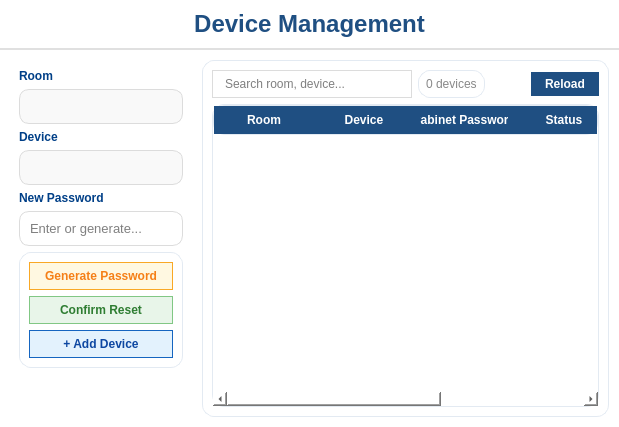
The window that ui/DeviceManagement.ui (maihuybao/SmartLockUEL) describes before a commit, drawn with Qt 5.
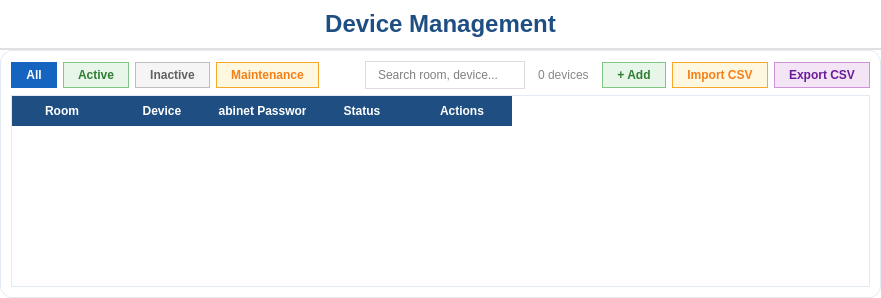
The same window after the commit.

Commit message: Revamp booking & device UIs, CSV import, assets

```diff
--- a/ui/DeviceManagement.ui
+++ b/ui/DeviceManagement.ui
@@ -21,101 +21,61 @@
     </widget>
    </item>
    <item>
-    <layout class="QHBoxLayout" name="contentLayout">
-     <property name="spacing"><number>10</number></property>
+    <widget class="QFrame" name="tablePanel">
+     <property name="styleSheet">
+      <string notr="true">QFrame#tablePanel { background-color: white; border-radius: 12px; border: 1px solid #E3EAF2; }</string>
+     </property>
+     <layout class="QVBoxLayout" name="tableLayout">
      <property name="leftMargin"><number>10</number></property>
      <property name="topMargin"><number>10</number></property>
      <property name="rightMargin"><number>10</number></property>
      <property name="bottomMargin"><number>10</number></property>
      <item>
-      <widget class="QWidget" name="formPanel" native="true">
-       <property name="maximumSize"><size><width>280</width><height>16777215</height></size></property>
-       <layout class="QVBoxLayout" name="formLayout">
+       <layout class="QHBoxLayout" name="filterLayout">
         <property name="spacing"><number>6</number></property>
         <item>
-         <widget class="QLabel" name="lblRoom">
-          <property name="styleSheet"><string notr="true">color: #003F87; font-weight: 600;</string></property>
-          <property name="text"><string>Room</string></property>
+         <widget class="QPushButton" name="pushButtonAll">
+          <property name="styleSheet"><string notr="true">QPushButton { background-color: #E3F2FD; border: 1px solid #1565C0; border-radius: 15px; padding: 5px 14px; color: #0D47A1; font-weight: 500; font-size: 12px; } QPushButton:checked { background-color: #1565C0; color: white; } QPushButton:hover { background-color: #1E88E5; color: white; }</string></property>
+          <property name="text"><string>All</string></property>
+          <property name="checkable"><bool>true</bool></property>
+          <property name="checked"><bool>true</bool></property>
+          <property name="autoExclusive"><bool>true</bool></property>
          </widget>
         </item>
         <item>
-         <widget class="QLineEdit" name="lineEditRoom">
-          <property name="readOnly"><bool>true</bool></property>
-          <property name="styleSheet"><string notr="true">QLineEdit { border: 1px solid #dcdcdc; border-radius: 10px; padding: 8px; font-size: 13px; color: black; background: #f9f9f9; }</string></property>
+         <widget class="QPushButton" name="pushButtonActive">
+          <property name="styleSheet"><string notr="true">QPushButton { background-color: #E8F5E9; border: 1px solid #81C784; border-radius: 15px; padding: 5px 14px; color: #2E7D32; font-weight: 500; font-size: 12px; } QPushButton:checked { background-color: #4CAF50; color: white; } QPushButton:hover { background-color: #4CAF50; color: white; }</string></property>
+          <property name="text"><string>Active</string></property>
+          <property name="checkable"><bool>true</bool></property>
+          <property name="autoExclusive"><bool>true</bool></property>
          </widget>
         </item>
         <item>
-         <widget class="QLabel" name="lblDevice">
-          <property name="styleSheet"><string notr="true">color: #003F87; font-weight: 600;</string></property>
-          <property name="text"><string>Device</string></property>
+         <widget class="QPushButton" name="pushButtonInactive">
+          <property name="styleSheet"><string notr="true">QPushButton { background-color: #F5F5F5; border: 1px solid #BDBDBD; border-radius: 15px; padding: 5px 14px; color: #616161; font-weight: 500; font-size: 12px; } QPushButton:checked { background-color: #757575; color: white; } QPushButton:hover { background-color: #9E9E9E; color: white; }</string></property>
+          <property name="text"><string>Inactive</string></property>
+          <property name="checkable"><bool>true</bool></property>
+          <property name="autoExclusive"><bool>true</bool></property>
          </widget>
         </item>
         <item>
-         <widget class="QLineEdit" name="lineEditDevice">
-          <property name="readOnly"><bool>true</bool></property>
-          <property name="styleSheet"><string notr="true">QLineEdit { border: 1px solid #dcdcdc; border-radius: 10px; padding: 8px; font-size: 13px; color: black; background: #f9f9f9; }</string></property>
+         <widget class="QPushButton" name="pushButtonMaintenance">
+          <property name="styleSheet"><string notr="true">QPushButton { background-color: #FFF8E1; border: 1px solid #F9A825; border-radius: 15px; padding: 5px 14px; color: #F57F17; font-weight: 500; font-size: 12px; } QPushButton:checked { background-color: #F9A825; color: white; } QPushButton:hover { background-color: #FBC02D; color: white; }</string></property>
+          <property name="text"><string>Maintenance</string></property>
+          <property name="checkable"><bool>true</bool></property>
+          <property name="autoExclusive"><bool>true</bool></property>
          </widget>
         </item>
         <item>
-         <widget class="QLabel" name="lblNewPw">
-          <property name="styleSheet"><string notr="true">color: #003F87; font-weight: 600;</string></property>
-          <property name="text"><string>New Password</string></property>
-         </widget>
-        </item>
-        <item>
-         <widget class="QLineEdit" name="lineEditNewPassword">
-          <property name="styleSheet"><string notr="true">QLineEdit { border: 1px solid #dcdcdc; border-radius: 10px; padding: 8px; font-size: 13px; color: black; } QLineEdit:focus { border: 1px solid #1f4f82; }</string></property>
-          <property name="placeholderText"><string>Enter or generate...</string></property>
-         </widget>
-        </item>
-        <item>
-         <widget class="QFrame" name="btnFrame">
-          <property name="styleSheet"><string notr="true">border-radius: 12px; border: 1px solid #E3EAF2;</string></property>
-          <layout class="QVBoxLayout" name="btnLayout">
-           <property name="spacing"><number>6</number></property>
-           <item>
-            <widget class="QPushButton" name="pushButtonGenerate">
-             <property name="cursor"><cursorShape>PointingHandCursor</cursorShape></property>
-             <property name="styleSheet"><string notr="true">QPushButton { background-color: #FFF8E1; border: 1px solid #F9A825; border-radius: 15px; padding: 6px 15px; color: #F57F17; font-weight: 500; } QPushButton:hover { background-color: #FBC02D; color: white; }</string></property>
-             <property name="text"><string>Generate Password</string></property>
-            </widget>
-           </item>
-           <item>
-            <widget class="QPushButton" name="pushButtonConfirm">
-             <property name="cursor"><cursorShape>PointingHandCursor</cursorShape></property>
-             <property name="styleSheet"><string notr="true">QPushButton { background-color: #E8F5E9; border: 1px solid #81C784; border-radius: 15px; padding: 6px 15px; color: #2E7D32; font-weight: 500; } QPushButton:hover { background-color: #4CAF50; color: white; }</string></property>
-             <property name="text"><string>Confirm Reset</string></property>
-            </widget>
-           </item>
-           <item>
-            <widget class="QPushButton" name="pushButtonAdd">
-             <property name="cursor"><cursorShape>PointingHandCursor</cursorShape></property>
-             <property name="styleSheet"><string notr="true">QPushButton { background-color: #E3F2FD; border: 1px solid #1565C0; border-radius: 15px; padding: 6px 15px; color: #0D47A1; font-weight: 500; } QPushButton:hover { background-color: #1E88E5; color: white; }</string></property>
-             <property name="text"><string>+ Add Device</string></property>
-            </widget>
-           </item>
-          </layout>
-         </widget>
-        </item>
-        <item>
-         <spacer name="verticalSpacer">
-          <property name="orientation"><enum>Qt::Vertical</enum></property>
-          <property name="sizeHint" stdset="0"><size><width>20</width><height>40</height></size></property>
+         <spacer name="filterSpacer">
+          <property name="orientation"><enum>Qt::Horizontal</enum></property>
+          <property name="sizeHint" stdset="0"><size><width>40</width><height>20</height></size></property>
          </spacer>
         </item>
-       </layout>
-      </widget>
-     </item>
-     <item>
-      <widget class="QFrame" name="tablePanel">
-       <property name="styleSheet"><string notr="true">QFrame { background-color: white; border-radius: 12px; border: 1px solid #E3EAF2; }</string></property>
-       <layout class="QVBoxLayout" name="tableLayout">
-        <item>
-         <layout class="QHBoxLayout" name="searchLayout">
           <item>
            <widget class="QLineEdit" name="lineEditSearch">
-            <property name="minimumSize"><size><width>200</width><height>0</height></size></property>
-            <property name="styleSheet"><string notr="true">QLineEdit { color: black; padding: 5px 10px; border: 1px solid #dcdcdc; border-radius: 15px; } QLineEdit:focus { border: 1px solid #1f4f82; }</string></property>
+          <property name="minimumSize"><size><width>160</width><height>0</height></size></property>
+          <property name="styleSheet"><string notr="true">QLineEdit { color: black; padding: 5px 10px; border: 1px solid #dcdcdc; border-radius: 15px; font-size: 12px; } QLineEdit:focus { border: 1px solid #1f4f82; }</string></property>
             <property name="placeholderText"><string>Search room, device...</string></property>
            </widget>
           </item>
@@ -126,16 +86,21 @@
            </widget>
           </item>
           <item>
-           <spacer name="filterSpacer">
-            <property name="orientation"><enum>Qt::Horizontal</enum></property>
-            <property name="sizeHint" stdset="0"><size><width>40</width><height>20</height></size></property>
-           </spacer>
+         <widget class="QPushButton" name="pushButtonAdd">
+          <property name="styleSheet"><string notr="true">QPushButton { background-color: #E8F5E9; border: 1px solid #81C784; border-radius: 15px; padding: 5px 14px; color: #2E7D32; font-weight: 500; font-size: 12px; } QPushButton:hover { background-color: #4CAF50; color: white; }</string></property>
+          <property name="text"><string>+ Add</string></property>
+         </widget>
           </item>
           <item>
-           <widget class="QPushButton" name="pushButtonReload">
-            <property name="cursor"><cursorShape>PointingHandCursor</cursorShape></property>
-            <property name="styleSheet"><string notr="true">QPushButton { background-color: #1F4F82; color: white; border: none; border-radius: 15px; padding: 5px 14px; font-weight: 500; } QPushButton:hover { background-color: #163D66; }</string></property>
-            <property name="text"><string>Reload</string></property>
+         <widget class="QPushButton" name="pushButtonImportCSV">
+          <property name="styleSheet"><string notr="true">QPushButton { background-color: #FFF8E1; border: 1px solid #F9A825; border-radius: 15px; padding: 5px 14px; color: #F57F17; font-weight: 500; font-size: 12px; } QPushButton:hover { background-color: #FBC02D; color: white; }</string></property>
+          <property name="text"><string>Import CSV</string></property>
+         </widget>
+        </item>
+        <item>
+         <widget class="QPushButton" name="pushButtonExportCSV">
+          <property name="styleSheet"><string notr="true">QPushButton { background-color: #F3E5F5; border: 1px solid #CE93D8; border-radius: 15px; padding: 5px 14px; color: #6A1B9A; font-weight: 500; font-size: 12px; } QPushButton:hover { background-color: #AB47BC; color: white; }</string></property>
+          <property name="text"><string>Export CSV</string></property>
            </widget>
           </item>
          </layout>
@@ -154,13 +119,11 @@
           <column><property name="text"><string>Device</string></property></column>
           <column><property name="text"><string>Cabinet Password</string></property></column>
           <column><property name="text"><string>Status</string></property></column>
-          <column><property name="text"><string>Delete</string></property></column>
+        <column><property name="text"><string>Actions</string></property></column>
          </widget>
         </item>
        </layout>
       </widget>
-     </item>
-    </layout>
    </item>
   </layout>
  </widget>
```
Left out of the diff: 2 changed lines with no effect on the pictures. Lines whose indentation alone changed are shown as unchanged. The commit also changes 49 other files.
